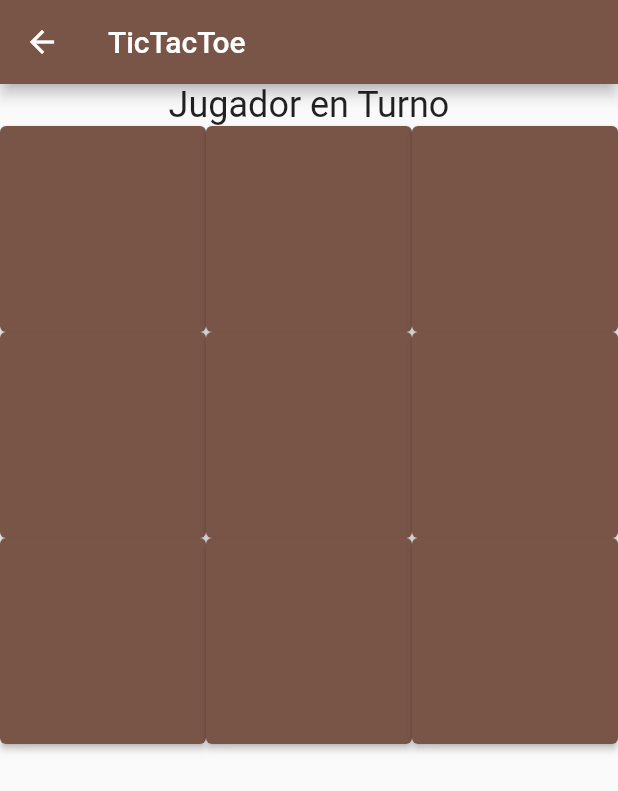
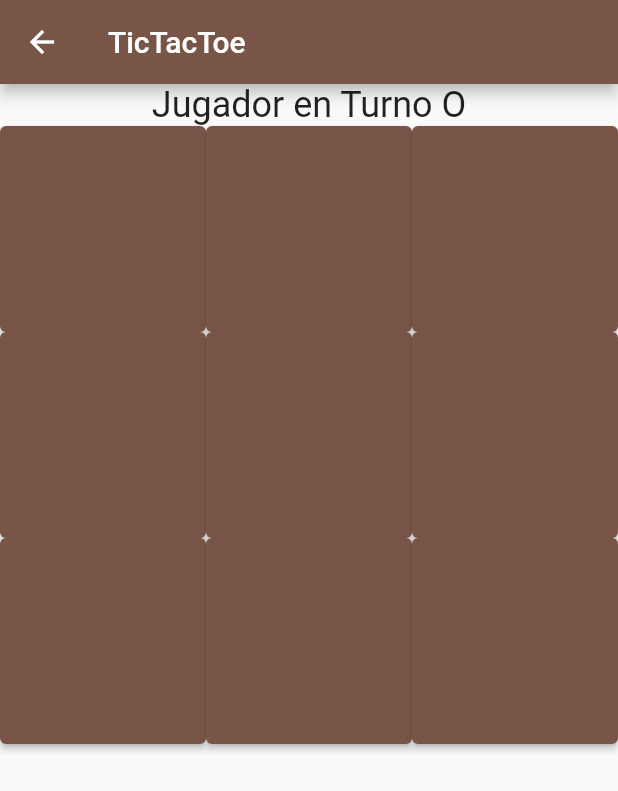
Before and after one commit to Jonathan-ulises/variablesFlutter, a Flutter app: the TicTacToeWidget screen opened directly, on a phone screen of 412 x 824 dp. Shown: the top 791 px of the screen. Run offline on Flutter 3.47's test engine with Material 2 defaults, Android fonts, the phone set to English and light mode, and no system bars.

Commit message:
gato terminado

```diff
--- a/lib/widgets/w03TicTacToeWidget.dart
+++ b/lib/widgets/w03TicTacToeWidget.dart
@@ -10,9 +10,9 @@ class TicTacToeWidget extends StatefulWidget {
 class _TicTacToeWidgetState extends State<TicTacToeWidget> {
   final Random _random = new Random();
 
-  int numR = _TicTacToeWidgetState.numRandom(0, 2);
+  int numR = _TicTacToeWidgetState.numRandom(1, 4);
 
-  String jugadorTurno = "X";
+  String jugadorTurno = "";
   String ganador = "";
   bool partidaTerminada = false;
 
@@ -48,7 +48,6 @@ class _TicTacToeWidgetState extends State<TicTacToeWidget> {
   }
 
   void cambioTurno(String turnoActual) {
-    print("numeroPrint $numR");
     jugadorTurno = turnoActual == "X" ? "O" : "X";
   }
 
@@ -62,6 +61,7 @@ class _TicTacToeWidgetState extends State<TicTacToeWidget> {
 
   void _fillBox(String turnoActual, int row, int col) {
     setState(() {
+      print("numeroPrint $numR");
       if (!partidaTerminada) {
         switch (row) {
           case 0:
@@ -94,6 +94,8 @@ class _TicTacToeWidgetState extends State<TicTacToeWidget> {
   @override
   void initState() {
     super.initState();
+    jugadorTurno = (numR > 2 ? "X" : "O");
+    print(numR);
   }
 
   @override
@@ -105,8 +107,8 @@ class _TicTacToeWidgetState extends State<TicTacToeWidget> {
         body: Center(
           child: Column(
             children: [
-              const Text(
-                "Jugador en Turno",
+              Text(
+                "Jugador en Turno $jugadorTurno",
                 style: TextStyle(fontSize: 24),
               ),
               Expanded(
```
